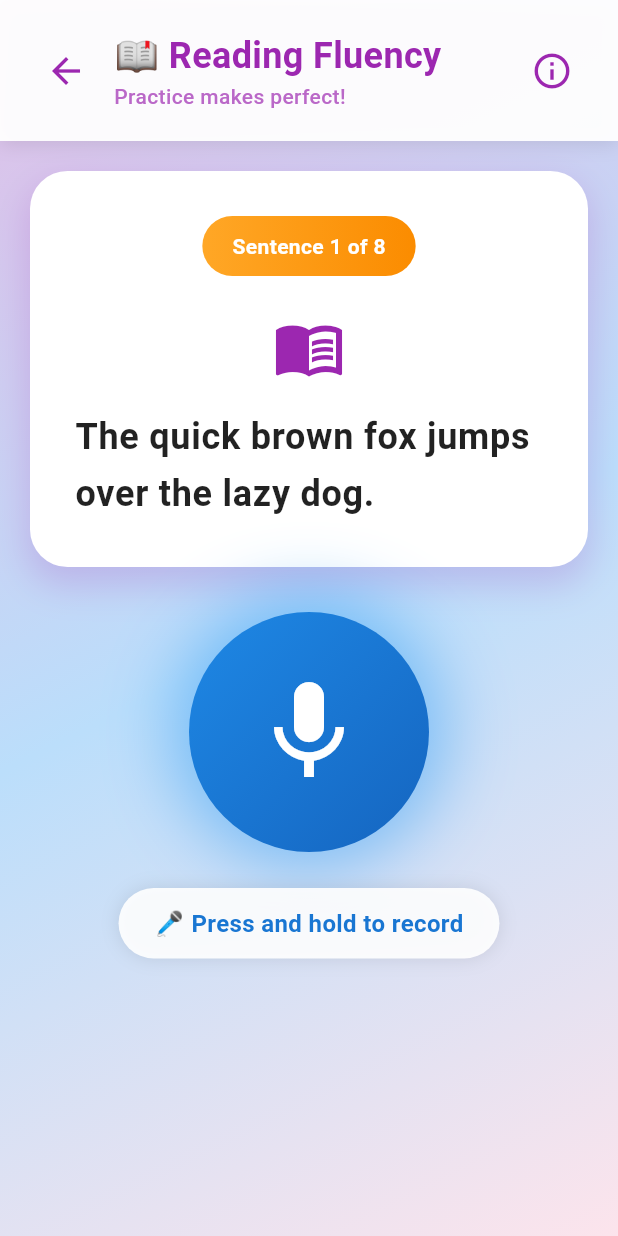
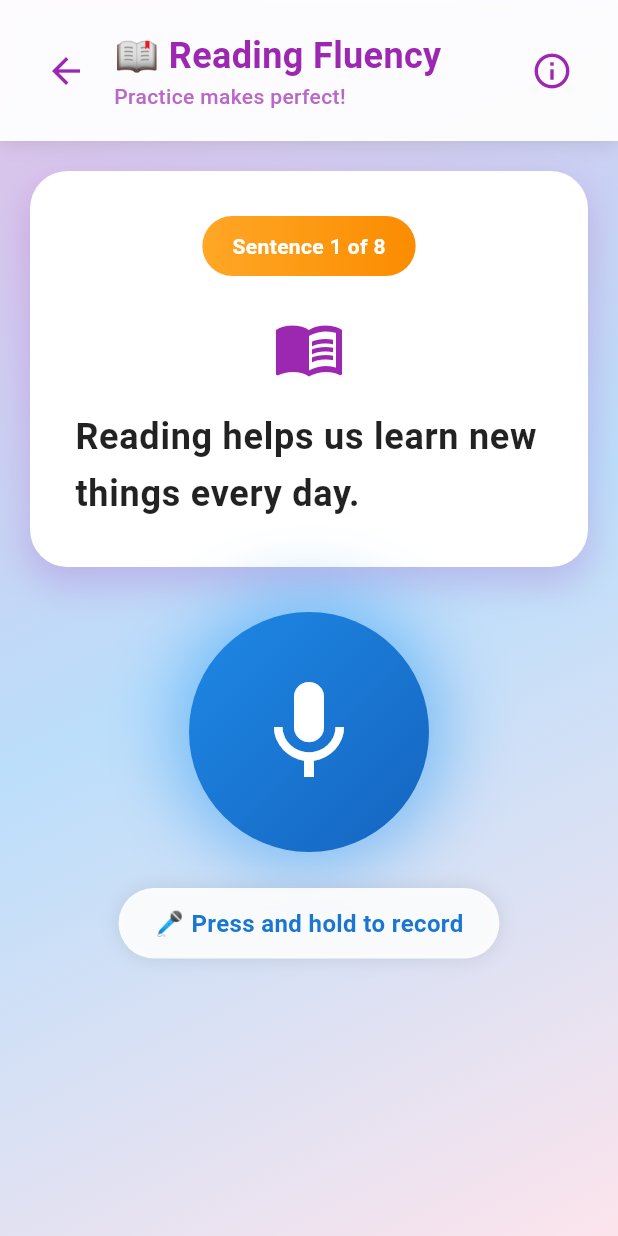
Before and after one commit to ashenrogers/NeuroSpark-Learning-Platform-for-Dyslexic-Children, a Flutter app: the FluencyGameScreen screen opened directly, on a phone screen of 412 x 824 dp. Run offline on Flutter 3.47's test engine with Material 3 defaults, Android fonts, the phone set to English and light mode, and no system bars; drawn by our look-alikes of animated_text_kit; our stand-ins replace dio, flutter_staggered_animations, flutter_tts, permission_handler, shimmer; missing offline and left inert: flutter_sound; network calls fail; Roboto replaces fonts that are missing (OpenDyslexic).

Commit message:
quetions change

```diff
--- a/frontend/lib/screens/fluency_game_screen.dart
+++ b/frontend/lib/screens/fluency_game_screen.dart
@@ -25,14 +25,14 @@ class _FluencyGameScreenState extends State<FluencyGameScreen>
 
   // Sample sentences for practice
   final List<String> _sentences = [
-    'The quick brown fox jumps over the lazy dog.',
     'Reading helps us learn new things every day.',
+    'My favorite story is about a brave little mouse.',
     'I love to play with my friends at school.',
     'The sun shines bright in the clear blue sky.',
     'Practice makes perfect when learning to read.',
     'Every child can learn to read with practice.',
     'Books open doors to wonderful new worlds.',
-    'My favorite story is about a brave little mouse.',
+    'Listening carefully helps improve pronunciation.',
   ];
 
   int _currentSentenceIndex = 0;
--- a/frontend/lib/services/api_service.dart
+++ b/frontend/lib/services/api_service.dart
@@ -5,7 +5,7 @@ import 'package:http/http.dart' as http;
 
 class ApiService {
   // Change this to your backend URL
-  static String baseUrl = 'http://10.143.185.173:8000'; // Laptop IP
+  static String baseUrl = 'http://10.143.185.242:8000'; // Laptop IP
   // For Android emulator, use: 'http://10.0.2.2:8000'
 
   // Method to update base URL dynamically
```
